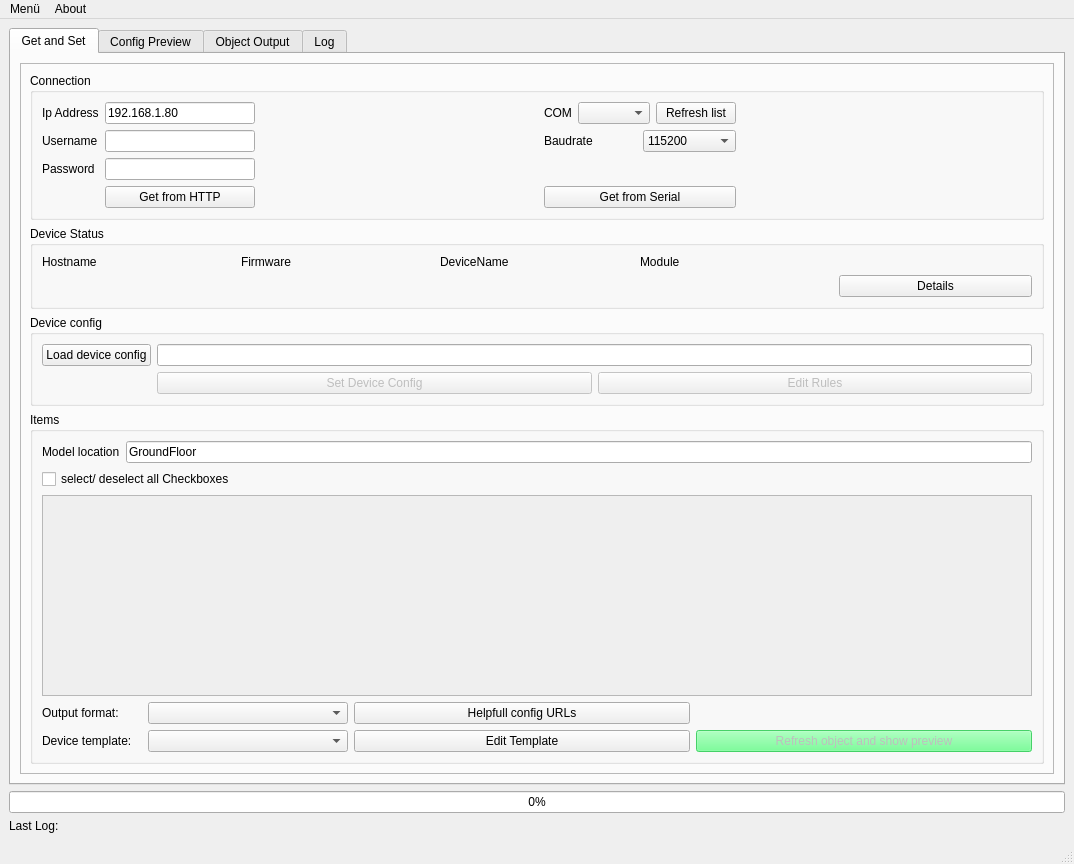
Old version of the form tasmohabUI.ui in the repository Gifford47/tasmohab.
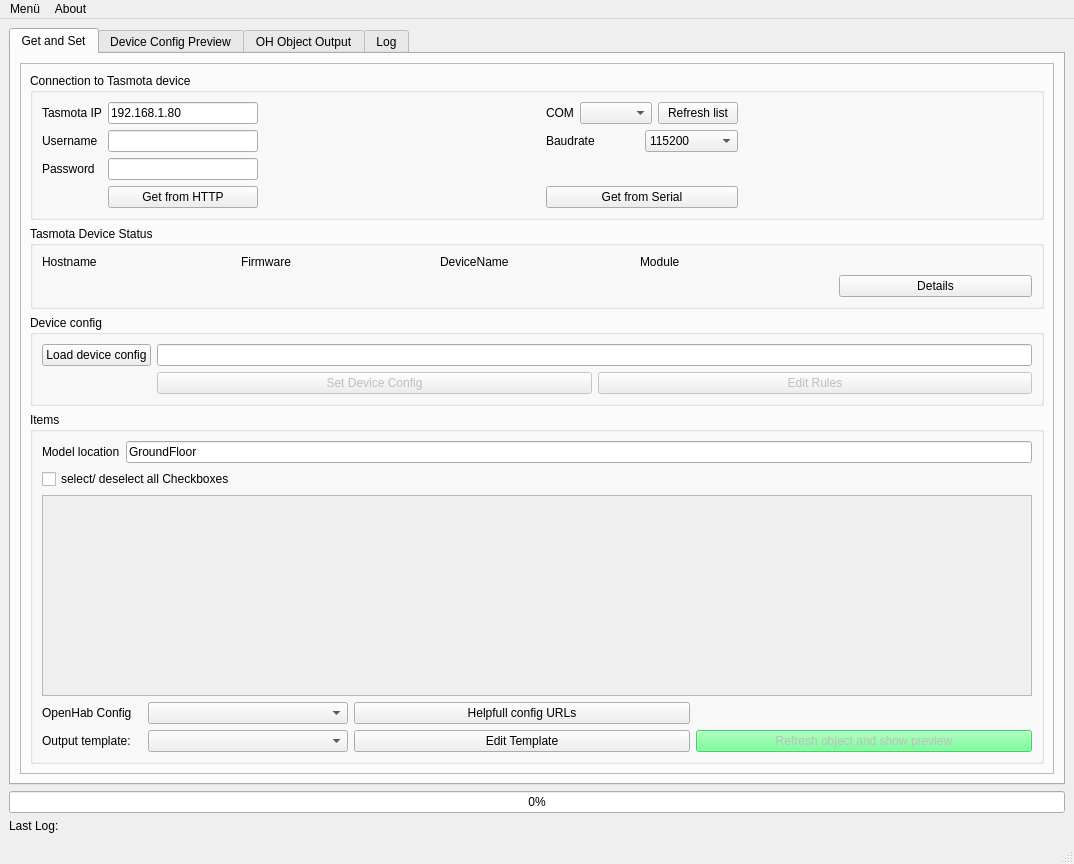
New version of the form. Icons and pictures are not drawn.

```diff
--- a/tasmohabUI.ui
+++ b/tasmohabUI.ui
@@ -37,7 +37,7 @@
            <item>
             <widget class="QGroupBox" name="groupBox">
              <property name="title">
-              <string>Connection</string>
+              <string>Connection to Tasmota device</string>
              </property>
              <layout class="QVBoxLayout" name="verticalLayout_4">
               <item>
@@ -130,7 +130,7 @@
                 <item row="0" column="0">
                  <widget class="QLabel" name="label">
                   <property name="text">
-                   <string>Ip Address</string>
+                   <string>Tasmota IP</string>
                   </property>
                  </widget>
                 </item>
@@ -218,7 +218,7 @@
            <item>
             <widget class="QGroupBox" name="groupBox_4">
              <property name="title">
-              <string>Device Status</string>
+              <string>Tasmota Device Status</string>
              </property>
              <layout class="QVBoxLayout" name="verticalLayout_7">
               <item>
@@ -401,7 +401,10 @@
                   <item row="0" column="0">
                    <widget class="QLabel" name="label_11">
                     <property name="text">
-                     <string>Output format:</string>
+                     <string>OpenHab Config</string>
+                    </property>
+                    <property name="textInteractionFlags">
+                     <set>Qt::NoTextInteraction</set>
                     </property>
                    </widget>
                   </item>
@@ -471,7 +474,7 @@
                      </size>
                     </property>
                     <property name="text">
-                     <string>Device template:</string>
+                     <string>Output template:</string>
                     </property>
                    </widget>
                   </item>
@@ -496,7 +499,7 @@
       </widget>
       <widget class="QWidget" name="tab_2">
        <attribute name="title">
-        <string>Config Preview</string>
+        <string>Device Config Preview</string>
        </attribute>
        <layout class="QGridLayout" name="gridLayout_13">
         <item row="0" column="0">
@@ -568,7 +571,7 @@
       </widget>
       <widget class="QWidget" name="tab_3">
        <attribute name="title">
-        <string>Object Output</string>
+        <string>OH Object Output</string>
        </attribute>
        <layout class="QGridLayout" name="gridLayout_14">
         <item row="2" column="0">
```
Left out of the diff: 71 changed lines with no effect on the pictures.
